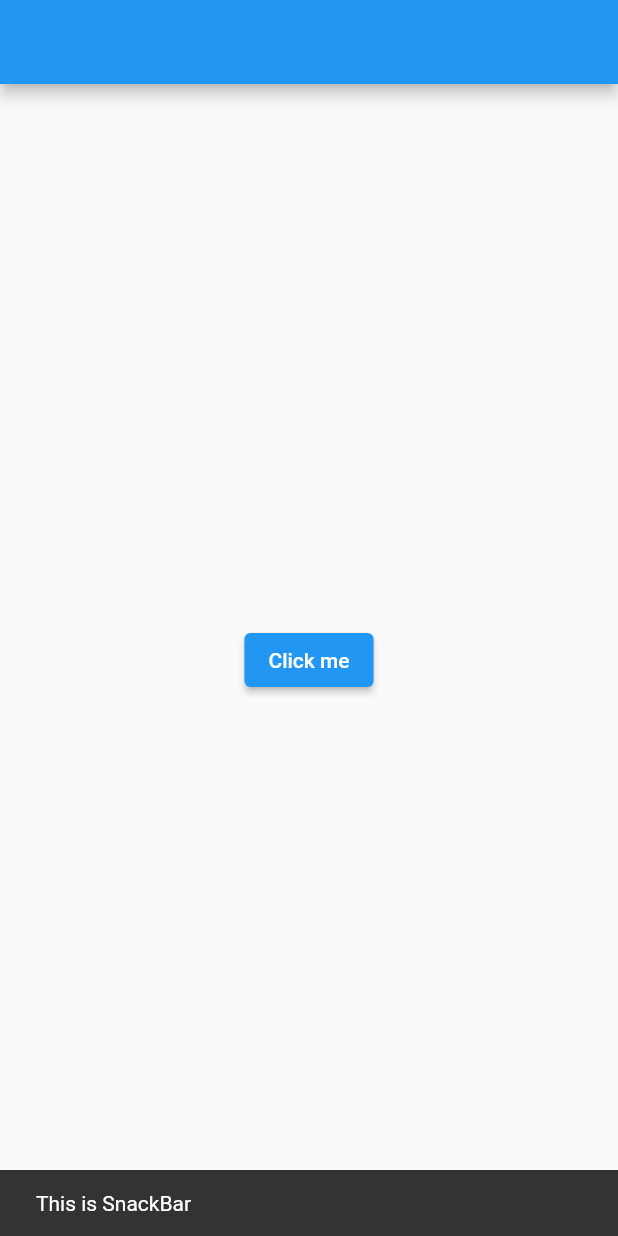
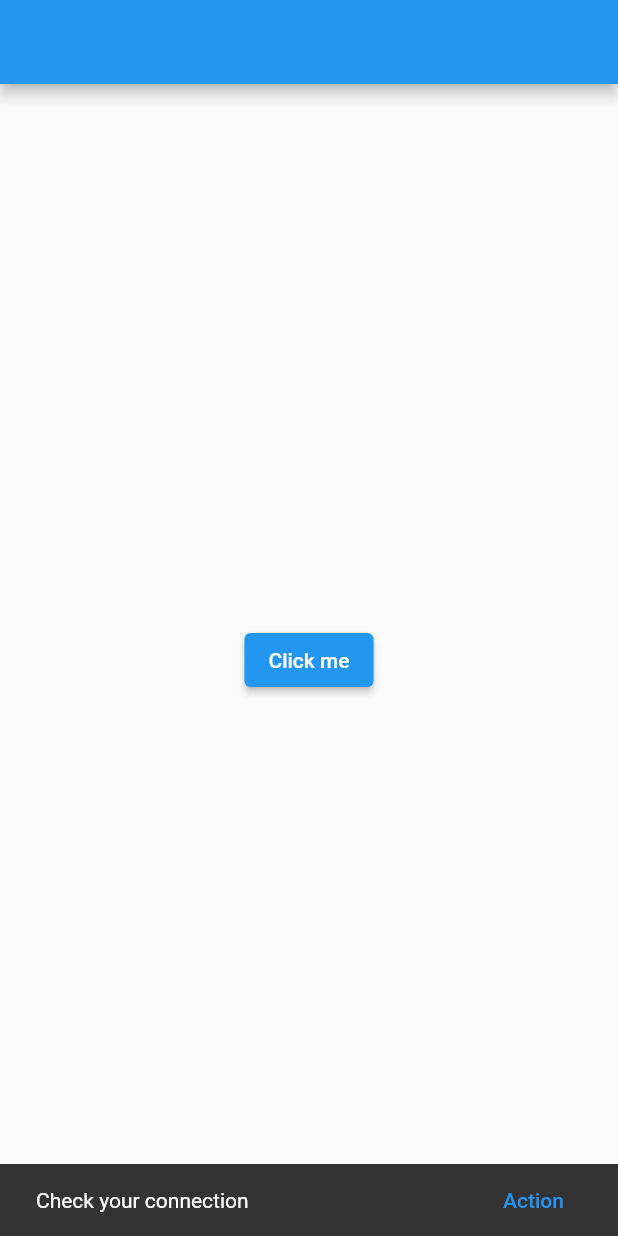
Before and after one commit to jadhavdurgesh/Flutter-widgets, a Flutter app: the screen it shows after launch, after a tap on "Click me", on a phone screen of 412 x 824 dp. Run offline on Flutter 3.47's test engine with Material 2 defaults, Android fonts, the phone set to English and light mode, and no system bars.

Commit message:
little change

```diff
--- a/lib/widgets/snackbar_widget.dart
+++ b/lib/widgets/snackbar_widget.dart
@@ -16,8 +16,11 @@ class _SnackBarWidgetState extends State<SnackBarWidget> {
         return Center(
           child: ElevatedButton(
               onPressed: () {
-                const message = SnackBar(content: Text('This is SnackBar'));
-                ScaffoldMessenger.of(context).showSnackBar(message);
+                // const message = SnackBar(content: Text('This is SnackBar'));
+                ScaffoldMessenger.of(context).showSnackBar(SnackBar(
+                  content: const Text('Check your connection'),
+                  action: SnackBarAction(label: 'Action', onPressed: (){}),
+                ));
               },
               child: const Text('Click me')),
         );
```
